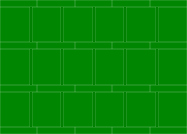
Above: Agricola_Front/data/PersonalField/field_frame.ui from HiImSUN/Agricola-Front_ui-images-py before the change. Below: the same form after it.
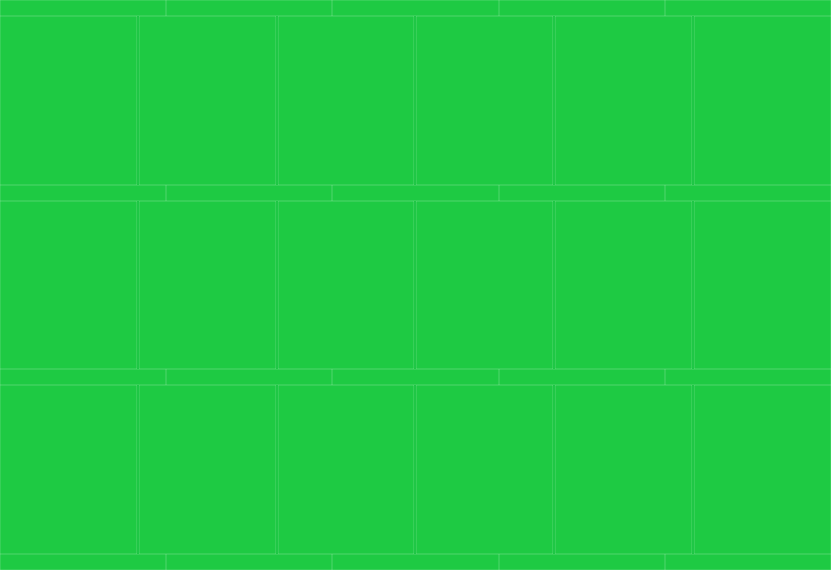
That is the form after the change.

Patch:
```diff
--- a/Agricola_Front/data/PersonalField/field_frame.ui
+++ b/Agricola_Front/data/PersonalField/field_frame.ui
@@ -6,8 +6,8 @@
    <rect>
     <x>0</x>
     <y>0</y>
-    <width>187</width>
-    <height>134</height>
+    <width>831</width>
+    <height>570</height>
    </rect>
   </property>
   <property name="sizePolicy">
@@ -52,7 +52,7 @@
       </sizepolicy>
      </property>
      <property name="styleSheet">
-      <string notr="true">#Frame{background-color:green;}</string>
+      <string notr="true">#Frame{background-color:rgb(31, 199, 70);}</string>
      </property>
      <layout class="QVBoxLayout" name="verticalLayout1" stretch="0">
       <property name="spacing">
```
